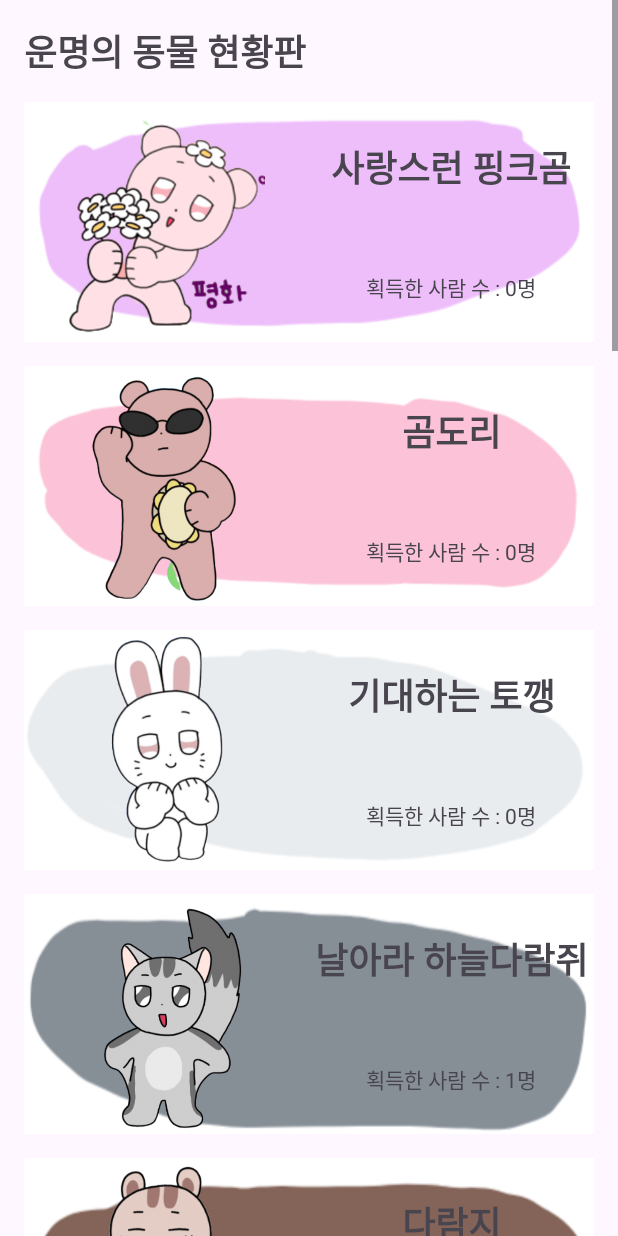
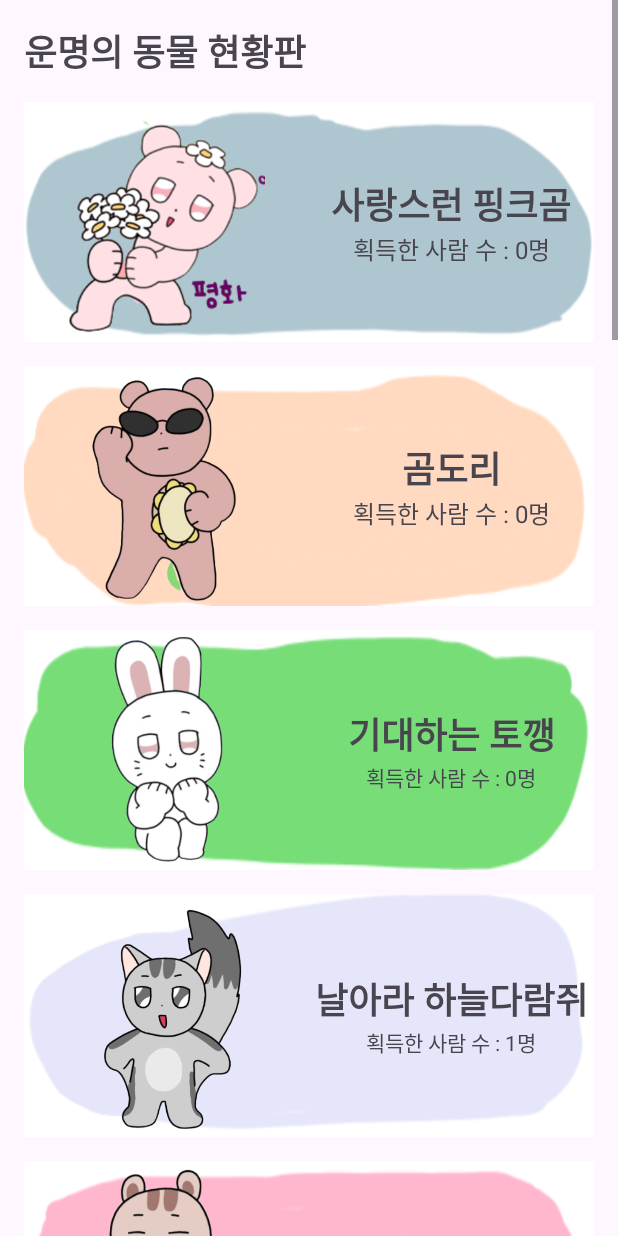
Before and after one commit to jinii9/7_androidStudio_project, an Android app: the ResultStatisticActivity screen opened directly, with no data from a screen before it, on a phone screen of 412 x 824 dp. Run offline under Robolectric (Android 15) with nearby library versions, the phone set to English and light mode, and no system bars.

Commit message:
markup: 결과통계레이아웃 마크업 수정

```diff
--- a/app/src/main/res/layout/activity_result_statistic.xml
+++ b/app/src/main/res/layout/activity_result_statistic.xml
@@ -27,8 +27,9 @@
             android:layout_width="match_parent"
             android:layout_height="160dp"
             android:layout_marginBottom="16dp"
-            android:orientation="horizontal"
-            android:background="@drawable/bg_pink">
+            android:background="@drawable/bg_pastel_blue"
+            android:gravity="center"
+            android:orientation="horizontal">
 
             <ImageView
                 android:id="@+id/imageView1"
@@ -39,7 +40,7 @@
 
             <LinearLayout
                 android:layout_width="160dp"
-                android:layout_height="160dp"
+                android:layout_height="wrap_content"
                 android:layout_weight="1"
                 android:orientation="vertical">
 
@@ -60,7 +61,8 @@
                     android:layout_height="wrap_content"
                     android:layout_weight="1"
                     android:gravity="center"
-                    android:text="획득한 사람 수 : 0명" />
+                    android:text="획득한 사람 수 : 0명"
+                    android:textSize="16sp" />
             </LinearLayout>
 
         </LinearLayout>
@@ -68,10 +70,11 @@
         <!-- 2. 곰도리 -->
         <LinearLayout
             android:layout_width="match_parent"
-            android:layout_height="160dp"
+            android:layout_height="wrap_content"
             android:layout_marginBottom="16dp"
             android:orientation="horizontal"
-            android:background="@drawable/bg_gom">
+            android:gravity="center"
+            android:background="@drawable/bg_pastel_coral">
 
             <ImageView
                 android:id="@+id/imageView2"
@@ -82,7 +85,7 @@
 
             <LinearLayout
                 android:layout_width="160dp"
-                android:layout_height="160dp"
+                android:layout_height="wrap_content"
                 android:layout_weight="1"
                 android:orientation="vertical">
 
@@ -103,6 +106,7 @@
                     android:layout_height="wrap_content"
                     android:layout_weight="1"
                     android:gravity="center"
+                    android:textSize="16sp"
                     android:text="획득한 사람 수 : 0명" />
             </LinearLayout>
         </LinearLayout>
@@ -110,10 +114,11 @@
         <!-- 3. 기대하는 토꺵 -->
         <LinearLayout
             android:layout_width="match_parent"
-            android:layout_height="160dp"
+            android:layout_height="wrap_content"
             android:layout_marginBottom="16dp"
             android:orientation="horizontal"
-            android:background="@drawable/bg_gray">
+            android:gravity="center"
+            android:background="@drawable/bg_pastel_green">
 
             <ImageView
                 android:id="@+id/imageView"
@@ -124,7 +129,7 @@
 
             <LinearLayout
                 android:layout_width="160dp"
-                android:layout_height="160dp"
+                android:layout_height="wrap_content"
                 android:layout_weight="1"
                 android:orientation="vertical">
 
@@ -153,10 +158,11 @@
         <!-- 4. 날아라 하늘다람쥐 -->
         <LinearLayout
             android:layout_width="match_parent"
-            android:layout_height="160dp"
+            android:layout_height="wrap_content"
             android:layout_marginBottom="16dp"
             android:orientation="horizontal"
-            android:background="@drawable/bg_dark_gray">
+            android:gravity="center"
+            android:background="@drawable/bg_pastel_lavender">
 
             <ImageView
                 android:id="@+id/imageView"
@@ -167,7 +173,7 @@
 
             <LinearLayout
                 android:layout_width="160dp"
-                android:layout_height="160dp"
+                android:layout_height="wrap_content"
                 android:layout_weight="1"
                 android:orientation="vertical">
 
@@ -196,10 +202,11 @@
         <!-- 5. 다람지 -->
         <LinearLayout
             android:layout_width="match_parent"
-            android:layout_height="160dp"
+            android:layout_height="wrap_content"
             android:layout_marginBottom="16dp"
             android:orientation="horizontal"
-            android:background="@drawable/bg_brown">
+            android:gravity="center"
+            android:background="@drawable/bg_pastel_pink">
 
             <ImageView
                 android:id="@+id/imageView"
@@ -210,7 +217,7 @@
 
             <LinearLayout
                 android:layout_width="160dp"
-                android:layout_height="160dp"
+                android:layout_height="wrap_content"
                 android:layout_weight="1"
                 android:orientation="vertical">
 
@@ -239,10 +246,11 @@
         <!-- 6. 댕댕이 -->
         <LinearLayout
             android:layout_width="match_parent"
-            android:layout_height="160dp"
+            android:layout_height="wrap_content"
             android:layout_marginBottom="16dp"
             android:orientation="horizontal"
-            android:background="@drawable/bg_blue">
+            android:gravity="center"
+            android:background="@drawable/bg_pastel_mint">
 
             <ImageView
                 android:id="@+id/imageView"
@@ -253,7 +261,7 @@
 
             <LinearLayout
                 android:layout_width="160dp"
-                android:layout_height="160dp"
+                android:layout_height="wrap_content"
                 android:layout_weight="1"
                 android:orientation="vertical">
 
@@ -282,10 +290,11 @@
         <!-- 7. 마이웨이 고먀미 -->
         <LinearLayout
             android:layout_width="match_parent"
-            android:layout_height="160dp"
+            android:layout_height="wrap_content"
             android:layout_marginBottom="16dp"
             android:orientation="horizontal"
-            android:background="@drawable/bg_gray">
+            android:gravity="center"
+            android:background="@drawable/bg_pastel_skyblue">
 
             <ImageView
                 android:id="@+id/imageView"
@@ -296,7 +305,7 @@
 
             <LinearLayout
                 android:layout_width="160dp"
-                android:layout_height="160dp"
+                android:layout_height="wrap_content"
                 android:layout_weight="1"
                 android:orientation="vertical">
 
@@ -325,10 +334,11 @@
         <!-- 8. 뾰족한 고슴도치 -->
         <LinearLayout
             android:layout_width="match_parent"
-            android:layout_height="160dp"
+            android:layout_height="wrap_content"
             android:layout_marginBottom="16dp"
             android:orientation="horizontal"
-            android:background="@drawable/bg_brown">
+            android:gravity="center"
+            android:background="@drawable/bg_pastel_yellow">
 
             <ImageView
                 android:id="@+id/imageView"
@@ -339,7 +349,7 @@
 
             <LinearLayout
                 android:layout_width="160dp"
-                android:layout_height="160dp"
+                android:layout_height="wrap_content"
                 android:layout_weight="1"
                 android:orientation="vertical">
 
@@ -368,10 +378,11 @@
         <!-- 9. 소심한 고영이 -->
         <LinearLayout
             android:layout_width="match_parent"
-            android:layout_height="160dp"
+            android:layout_height="wrap_content"
             android:layout_marginBottom="16dp"
             android:orientation="horizontal"
-            android:background="@drawable/bg_dark_gray">
+            android:gravity="center"
+            android:background="@drawable/bg_pastel_pink">
 
             <ImageView
                 android:id="@+id/imageView"
@@ -382,7 +393,7 @@
 
             <LinearLayout
                 android:layout_width="160dp"
-                android:layout_height="160dp"
+                android:layout_height="wrap_content"
                 android:layout_weight="1"
                 android:orientation="vertical">
 
@@ -411,10 +422,11 @@
         <!-- 10. 스껄한 영우 -->
         <LinearLayout
             android:layout_width="match_parent"
-            android:layout_height="160dp"
+            android:layout_height="wrap_content"
             android:layout_marginBottom="16dp"
             android:orientation="horizontal"
-            android:background="@drawable/bg_fox">
+            android:gravity="center"
+            android:background="@drawable/bg_pastel_coral">
 
             <ImageView
                 android:id="@+id/imageView"
@@ -425,7 +437,7 @@
 
             <LinearLayout
                 android:layout_width="160dp"
-                android:layout_height="160dp"
+                android:layout_height="wrap_content"
                 android:layout_weight="1"
                 android:orientation="vertical">
 
@@ -454,9 +466,10 @@
         <!-- 11. 시고르자브종 -->
         <LinearLayout
             android:layout_width="match_parent"
-            android:layout_height="160dp"
+            android:layout_height="wrap_content"
             android:layout_marginBottom="16dp"
             android:orientation="horizontal"
+            android:gravity="center"
             android:background="@drawable/bg_gray">
 
             <ImageView
@@ -468,7 +481,7 @@
 
             <LinearLayout
                 android:layout_width="160dp"
-                android:layout_height="160dp"
+                android:layout_height="wrap_content"
                 android:layout_weight="1"
                 android:orientation="vertical">
 
@@ -497,10 +510,11 @@
         <!-- 12. 시크한 여우 -->
         <LinearLayout
             android:layout_width="match_parent"
-            android:layout_height="160dp"
+            android:layout_height="wrap_content"
             android:layout_marginBottom="16dp"
             android:orientation="horizontal"
-            android:background="@drawable/bg_dark_gray">
+            android:gravity="center"
+            android:background="@drawable/bg_pastel_mint">
 
             <ImageView
                 android:id="@+id/imageView"
@@ -511,7 +525,7 @@
 
             <LinearLayout
                 android:layout_width="160dp"
-                android:layout_height="160dp"
+                android:layout_height="wrap_content"
                 android:layout_weight="1"
                 android:orientation="vertical">
 
@@ -540,10 +554,11 @@
         <!-- 13. 인싸 너구리 -->
         <LinearLayout
             android:layout_width="match_parent"
-            android:layout_height="160dp"
+            android:layout_height="wrap_content"
             android:layout_marginBottom="16dp"
             android:orientation="horizontal"
-            android:background="@drawable/bg_brown">
+            android:gravity="center"
+            android:background="@drawable/bg_pastel_yellow">
 
             <ImageView
                 android:id="@+id/imageView"
@@ -554,7 +569,7 @@
 
             <LinearLayout
                 android:layout_width="160dp"
-                android:layout_height="160dp"
+                android:layout_height="wrap_content"
                 android:layout_weight="1"
                 android:orientation="vertical">
 
@@ -583,10 +598,11 @@
         <!-- 14. 킹왕짱 호랑이 -->
         <LinearLayout
             android:layout_width="match_parent"
-            android:layout_height="160dp"
+            android:layout_height="wrap_content"
             android:layout_marginBottom="16dp"
             android:orientation="horizontal"
-            android:background="@drawable/bg_fox">
+            android:gravity="center"
+            android:background="@drawable/bg_pastel_lavender">
 
             <ImageView
                 android:id="@+id/imageView"
@@ -597,7 +613,7 @@
 
             <LinearLayout
                 android:layout_width="160dp"
-                android:layout_height="160dp"
+                android:layout_height="wrap_content"
                 android:layout_weight="1"
                 android:orientation="vertical">
 
@@ -626,9 +642,10 @@
         <!-- 15. 행복한 쿼카 -->
         <LinearLayout
             android:layout_width="match_parent"
-            android:layout_height="160dp"
+            android:layout_height="wrap_content"
             android:layout_marginBottom="16dp"
             android:orientation="horizontal"
+            android:gravity="center"
             android:background="@drawable/bg_gom">
 
             <ImageView
@@ -640,7 +657,7 @@
 
             <LinearLayout
                 android:layout_width="160dp"
-                android:layout_height="160dp"
+                android:layout_height="wrap_content"
                 android:layout_weight="1"
                 android:orientation="vertical">
 
@@ -669,10 +686,11 @@
         <!-- 16. 행복한 햄햄 -->
         <LinearLayout
             android:layout_width="match_parent"
-            android:layout_height="160dp"
+            android:layout_height="wrap_content"
             android:layout_marginBottom="16dp"
             android:orientation="horizontal"
-            android:background="@drawable/bg_brown">
+            android:gravity="center"
+            android:background="@drawable/bg_pastel_green">
 
             <ImageView
                 android:id="@+id/imageView"
@@ -683,7 +701,7 @@
 
             <LinearLayout
                 android:layout_width="160dp"
-                android:layout_height="160dp"
+                android:layout_height="wrap_content"
                 android:layout_weight="1"
                 android:orientation="vertical">
 
```
